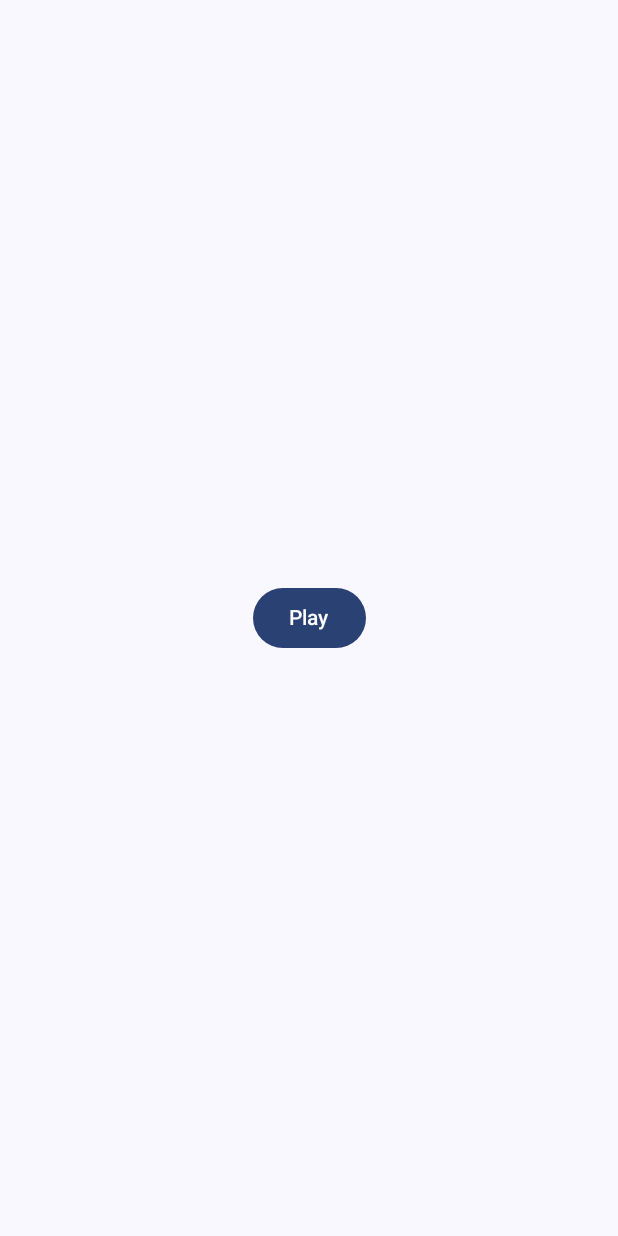
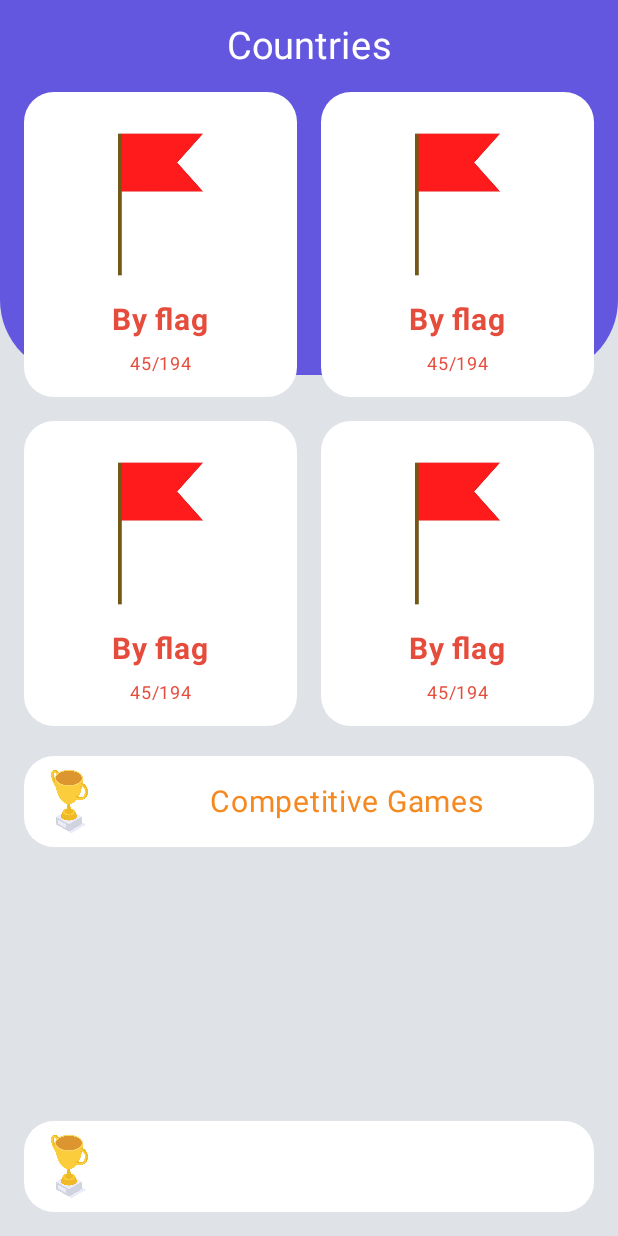
Before and after one commit to SeikoGB/GEO, an Android app built with Jetpack Compose: the screen it shows after launch (MainActivity), on a phone screen of 412 x 824 dp. Run offline under Robolectric (Android 15) with nearby library versions, the phone set to English and light mode, and no system bars.

Commit message:
homescreen ui

```diff
--- /dev/null
+++ b/app/src/main/java/uz/itschool/geo/Category.kt
@@ -0,0 +1,4 @@
+package uz.itschool.geo
+
+data class Category(val name: String, val img: String, var solvedNumber: Int) {
+}
--- a/app/src/main/java/uz/itschool/geo/screens/HomeScreen.kt
+++ b/app/src/main/java/uz/itschool/geo/screens/HomeScreen.kt
@@ -1,28 +1,199 @@
 package uz.itschool.geo.screens
 
+import androidx.compose.foundation.Image
+import androidx.compose.foundation.background
+import androidx.compose.foundation.layout.Arrangement
 import androidx.compose.foundation.layout.Box
+import androidx.compose.foundation.layout.Column
+import androidx.compose.foundation.layout.Row
+import androidx.compose.foundation.layout.Spacer
 import androidx.compose.foundation.layout.fillMaxSize
-import androidx.compose.material3.Button
+import androidx.compose.foundation.layout.fillMaxWidth
+import androidx.compose.foundation.layout.height
+import androidx.compose.foundation.layout.padding
+import androidx.compose.foundation.layout.size
+import androidx.compose.foundation.lazy.grid.GridCells
+import androidx.compose.foundation.lazy.grid.LazyVerticalGrid
+import androidx.compose.foundation.lazy.grid.items
+import androidx.compose.foundation.shape.CornerSize
+import androidx.compose.foundation.shape.RoundedCornerShape
 import androidx.compose.material3.Text
 import androidx.compose.runtime.Composable
 import androidx.compose.ui.Alignment
 import androidx.compose.ui.Modifier
+import androidx.compose.ui.draw.clip
+import androidx.compose.ui.graphics.Color
+import androidx.compose.ui.res.painterResource
+import androidx.compose.ui.text.font.FontWeight
+import androidx.compose.ui.text.style.TextAlign
 import androidx.compose.ui.tooling.preview.Preview
+import androidx.compose.ui.unit.dp
+import androidx.compose.ui.unit.sp
+import uz.itschool.geo.Category
+import uz.itschool.geo.R
+import uz.itschool.geo.ui.theme.myBlue
+import uz.itschool.geo.ui.theme.myOrange
+import uz.itschool.geo.ui.theme.myRed
+import uz.itschool.geo.ui.theme.whiteBackround
 
 
 @Composable
 fun HomeScreen(){
 
-    Box(modifier = Modifier.fillMaxSize(),
-        contentAlignment = Alignment.Center){
+    val categories = mutableListOf<Category>()
 
-        Button(onClick = {  }) {
+    categories.add(Category("By flag", "gkf", 45))
+    categories.add(Category("By flag", "gkf", 45))
+    categories.add(Category("By flag", "gkf", 45))
+    categories.add(Category("By flag", "gkf", 45))
 
-            Text(text = "Play")
+    Box(modifier = Modifier
+        .fillMaxSize()
+        .background(whiteBackround),
+        contentAlignment = Alignment.TopStart){
+
+        HomeTopBar()
+
+
+        Column(modifier = Modifier
+            .fillMaxWidth()
+            .padding(16.dp),
+            horizontalAlignment = Alignment.CenterHorizontally) {
+
+            Text(text = "Countries",
+                fontSize = 25.sp,
+                color = Color.White)
+
+            Spacer(modifier = Modifier.height(16.dp))
+
+            LazyVerticalGrid(columns = GridCells.Fixed(2),
+                verticalArrangement = Arrangement.spacedBy(16.dp),
+                horizontalArrangement = Arrangement.spacedBy(16.dp)){
+
+                items(categories){category ->
+                    CategoryItem(category = category)
+
+                }
+
+            }
+
+            Spacer(modifier = Modifier.height(20.dp))
+
+
+            Competition()
+        }
+
+        Box(modifier = Modifier.align(Alignment.BottomCenter)
+            .fillMaxWidth().padding(16.dp)){
+            HomeBottomBar()
+        }
+
+
+
+
+
+    }
+}
+
+
+@Composable
+fun CategoryItem(category: Category){
+
+    Box(modifier = Modifier
+        .fillMaxWidth()
+        .clip(RoundedCornerShape(corner = CornerSize(20.dp)))){
+
+        Column(modifier = Modifier
+            .fillMaxWidth()
+            .background(Color.White)
+            .padding(10.dp),
+            horizontalAlignment = Alignment.CenterHorizontally) {
+
+            Image(painter = painterResource(id = R.drawable.red_flag),
+                contentDescription = null,
+                modifier = Modifier.height(130.dp))
+
+            Text(text = category.name,
+                fontSize = 20.sp,
+                color = myRed,
+                fontWeight = FontWeight.Bold)
+
+            Spacer(modifier = Modifier.height(5.dp))
+
+            Text(text = "${category.solvedNumber}/194",
+                color = myRed,
+                fontSize = 12.sp)
+
 
         }
     }
+
+
 }
+
+
+@Composable
+fun HomeTopBar(){
+    Box(modifier = Modifier
+        .fillMaxWidth()
+        .height(250.dp)
+        .clip(
+            RoundedCornerShape(
+                bottomStartPercent = 20,
+                bottomEndPercent = 20
+            )
+        )
+        .background(myBlue)
+    )
+}
+
+
+@Composable
+fun Competition(){
+
+    Box(modifier = Modifier
+        .fillMaxWidth()
+        .clip(RoundedCornerShape(corner = CornerSize(20.dp)))
+        .background(Color.White)
+        .padding(5.dp),
+
+        ){
+
+        Row(verticalAlignment = Alignment.CenterVertically) {
+            Image(painter = painterResource(id = R.drawable.trophy),
+                contentDescription = null,
+                modifier = Modifier.size(50.dp))
+
+            Text(modifier = Modifier.weight(1f),
+                text = "Competitive Games",
+                fontSize = 20.sp,
+                textAlign = TextAlign.Center,
+                color = myOrange
+            )
+        }
+    }
+}
+
+
+@Composable
+fun HomeBottomBar(){
+
+    Box(modifier = Modifier
+        .fillMaxWidth()
+        .clip(RoundedCornerShape(corner = CornerSize(20.dp)))
+        .background(Color.White)
+        .padding(5.dp)
+        ){
+
+        Row(verticalAlignment = Alignment.CenterVertically) {
+            Image(painter = painterResource(id = R.drawable.trophy),
+                contentDescription = null,
+                modifier = Modifier.size(50.dp))
+        }
+    }
+
+}
+
 
 
 @Preview(showBackground = true)
--- a/app/src/main/java/uz/itschool/geo/ui/theme/Color.kt
+++ b/app/src/main/java/uz/itschool/geo/ui/theme/Color.kt
@@ -9,3 +9,9 @@ val Pink80 = Color(0xFFEFB8C8)
 val Purple40 = Color(0xFF6650a4)
 val PurpleGrey40 = Color(0xFF625b71)
 val Pink40 = Color(0xFF7D5260)
+
+val myBlue = Color(0xFF6257DE)
+val myRed= Color(0xFFE64C3C)
+val myOrange= Color(0xFFF68820)
+
+val whiteBackround = Color(0xFFDFE2E6)
```
Also changed, not shown: app/src/main/res/drawable/red_flag.jpg (added), app/src/main/res/drawable/trophy.jpg (added).
